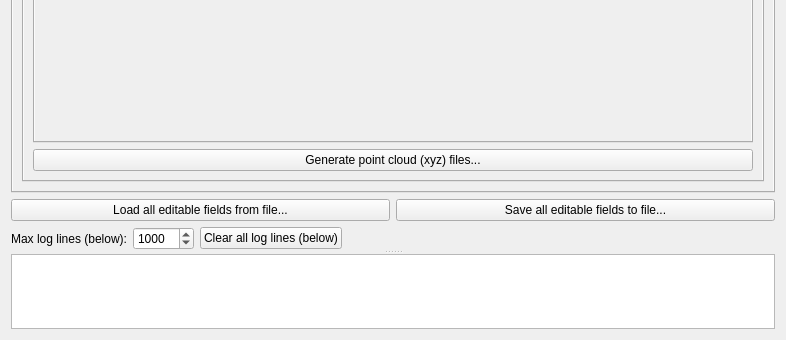
Qt form PostProcessing/postprocessingform.ui (GNSS-Stylist/GNSS-Stylus) before a commit; both pictures show x 0 to 786 and y 268 to 608 of the 786 by 608 pixel window.
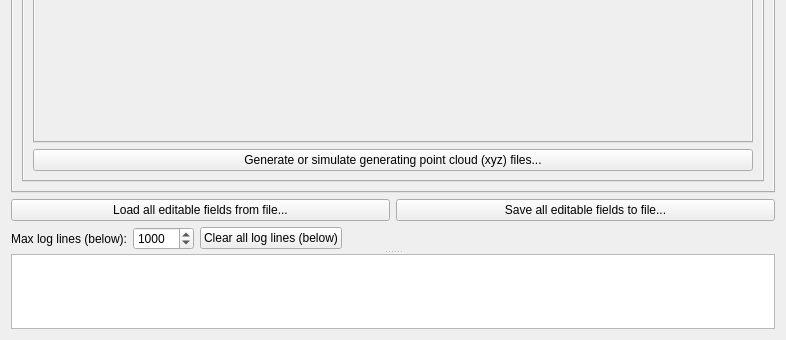
The same form after that commit.

Commit message: UI: Add mention of simulation instead of creating point cloud files

The edit to the form file:
```diff
--- a/PostProcessing/postprocessingform.ui
+++ b/PostProcessing/postprocessingform.ui
@@ -3734,7 +3734,7 @@
                <item>
                 <widget class="QPushButton" name="pushButton_Lidar_GeneratePointClouds">
                  <property name="text">
-                  <string>Generate point cloud (xyz) files...</string>
+                  <string>Generate or simulate generating point cloud (xyz) files...</string>
                  </property>
                 </widget>
                </item>
```
